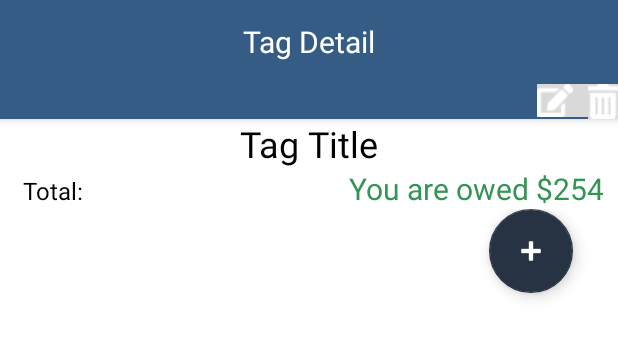
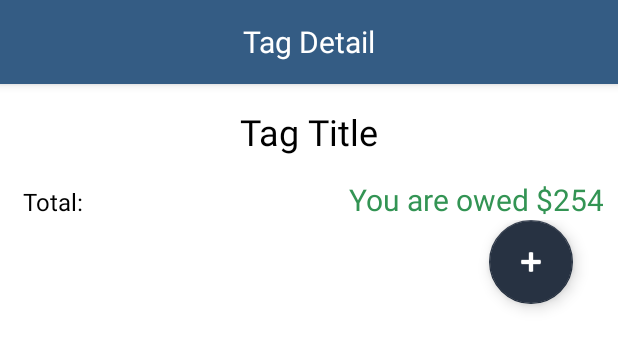
Before and after one commit to RosaGao/split-app-uima, an Android app: the layout tag_detail.xml on its own in the app's theme, with its tools: preview values and no code run, on a phone screen of 412 x 824 dp. Shown: the top 349 px of the screen. Run offline under Robolectric (Android 15) with nearby library versions, the phone set to English and light mode, and no system bars; Roboto replaces fonts that are not available here.

Commit message:
removed hardcoded buttons, added some padding

```diff
--- a/app/src/main/res/layout/tag_detail.xml
+++ b/app/src/main/res/layout/tag_detail.xml
@@ -30,28 +30,6 @@
 
         </androidx.appcompat.widget.Toolbar>
 
-        <LinearLayout
-            android:layout_width="match_parent"
-            android:layout_height="match_parent"
-            android:gravity="right"
-            android:orientation="horizontal">
-
-            <ImageButton
-                android:id="@+id/edit_btn"
-                android:layout_width="wrap_content"
-                android:layout_height="wrap_content"
-                android:background="@color/transparent"
-                android:paddingRight="10dp"
-                app:srcCompat="@drawable/edit_icon_btn" />
-
-            <ImageButton
-                android:id="@+id/trash_btn"
-                android:layout_width="wrap_content"
-                android:layout_height="wrap_content"
-                android:background="@color/transparent"
-                app:srcCompat="@drawable/trash_icon_btn" />
-        </LinearLayout>
-
     </com.google.android.material.appbar.AppBarLayout>
 
     <androidx.core.widget.NestedScrollView
@@ -69,6 +47,8 @@
                 android:id="@+id/tagTitleTextView"
                 android:layout_width="match_parent"
                 android:layout_height="wrap_content"
+                android:paddingTop="15dp"
+                android:paddingBottom="15dp"
                 android:text="Tag Title"
                 android:textAlignment="center"
                 android:textColor="@color/black"
```
